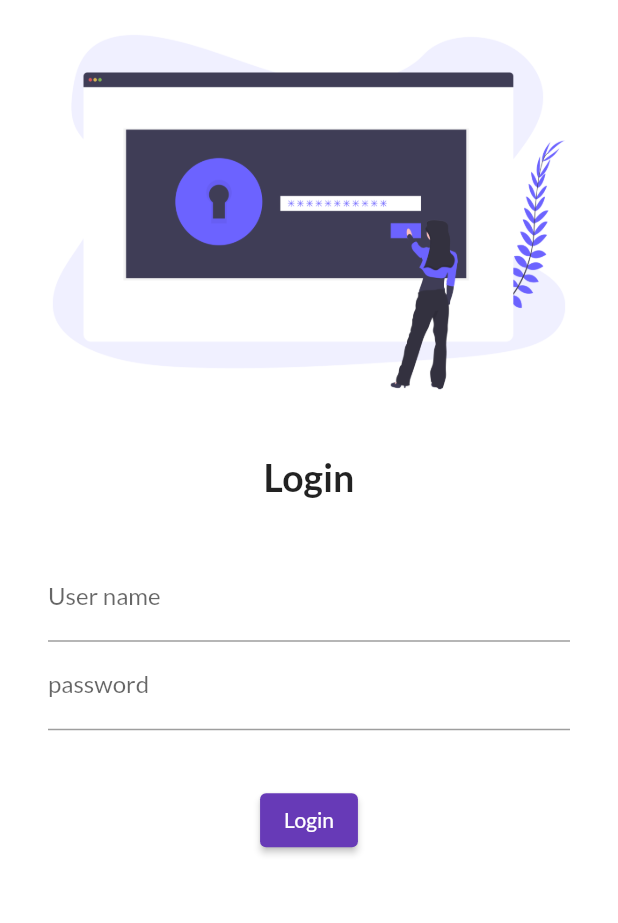
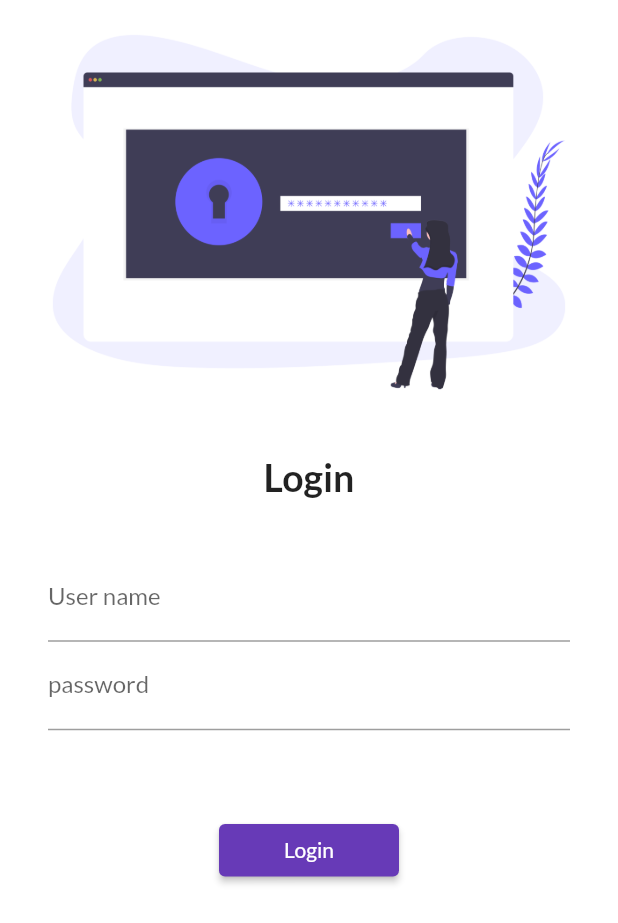
Before and after one commit to Ankit006/flutter_catalog, a Flutter app: the screen it shows after launch, on a phone screen of 412 x 824 dp. Shown: the top 923 px of the screen. Run offline on Flutter 3.47's test engine with Material 2 defaults, Android fonts, the phone set to English and light mode, and no system bars; our stand-ins replace google_fonts.

Commit message:
day 5 complete

```diff
--- a/lib/main.dart
+++ b/lib/main.dart
@@ -1,4 +1,5 @@
 import 'package:course/pages/login_page.dart';
+import 'package:course/utils/routes.dart';
 import 'package:flutter/material.dart';
 import 'pages/home_page.dart';
 import 'package:google_fonts/google_fonts.dart';
@@ -19,7 +20,7 @@ class MyApp extends StatelessWidget {
           fontFamily: GoogleFonts.lato().fontFamily),
       routes: {
         "/": (context) => Loginpage(),
-        "/login": (context) => Loginpage(),
+        MyRoutes.homeRoute: (context) => Loginpage(),
         "/home": (context) => HomePage(),
       },
     );
--- a/lib/pages/login_page.dart
+++ b/lib/pages/login_page.dart
@@ -1,3 +1,4 @@
+import 'package:course/utils/routes.dart';
 import 'package:flutter/material.dart';
 
 class Loginpage extends StatelessWidget {
@@ -8,6 +9,7 @@ class Loginpage extends StatelessWidget {
     return Material(
         color: Colors.white,
         child: SafeArea(
+          child: SingleChildScrollView(
             child: Column(
               children: [
                 Image.asset(
@@ -39,16 +41,17 @@ class Loginpage extends StatelessWidget {
                   ),
                 ),
                 SizedBox(
-                height: 20,
+                  height: 40,
                 ),
                 ElevatedButton(
                   onPressed: () {
-                  print("Hello World");
+                    Navigator.pushNamed(context, MyRoutes.homeRoute);
                   },
                   child: Text("Login"),
-                style: TextButton.styleFrom(),
+                  style: TextButton.styleFrom(minimumSize: Size(120, 35)),
                 )
               ],
+            ),
           ),
         ));
   }
--- /dev/null
+++ b/lib/utils/routes.dart
@@ -0,0 +1,4 @@
+class MyRoutes {
+  static String loginRoute = "/login";
+  static String homeRoute = "/home";
+}
```
Lines whose indentation alone changed are shown as unchanged.
